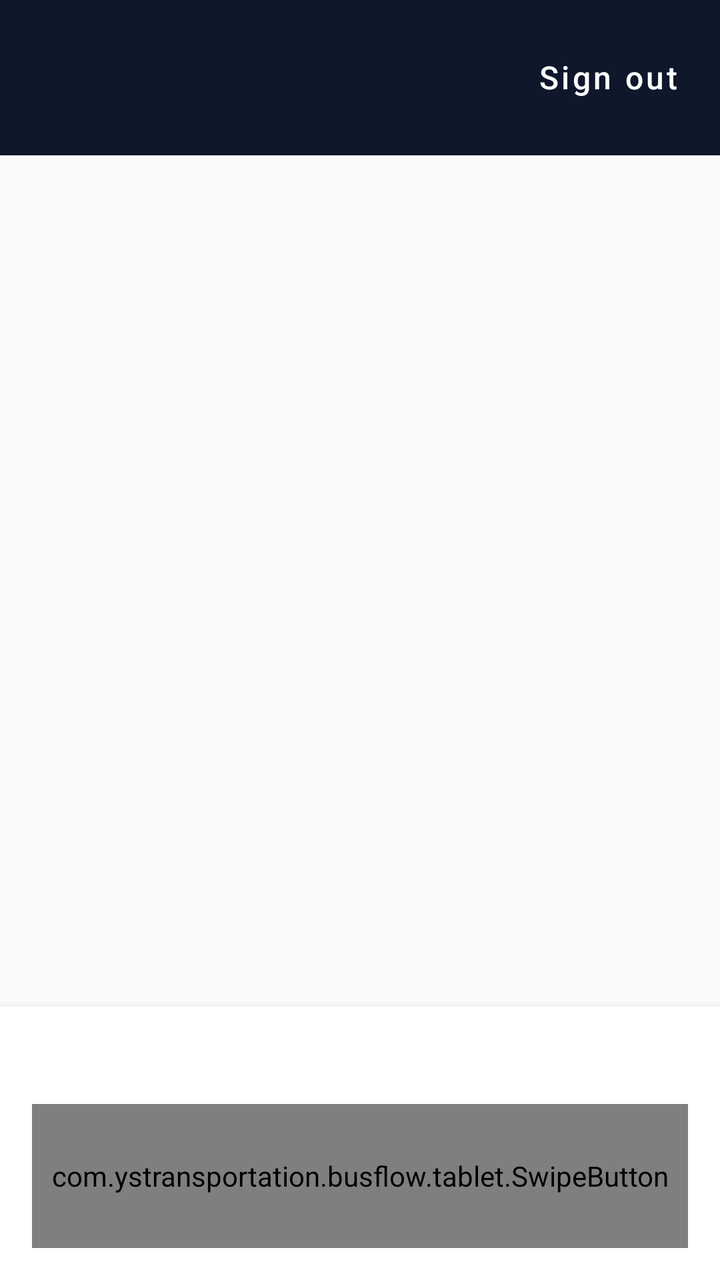
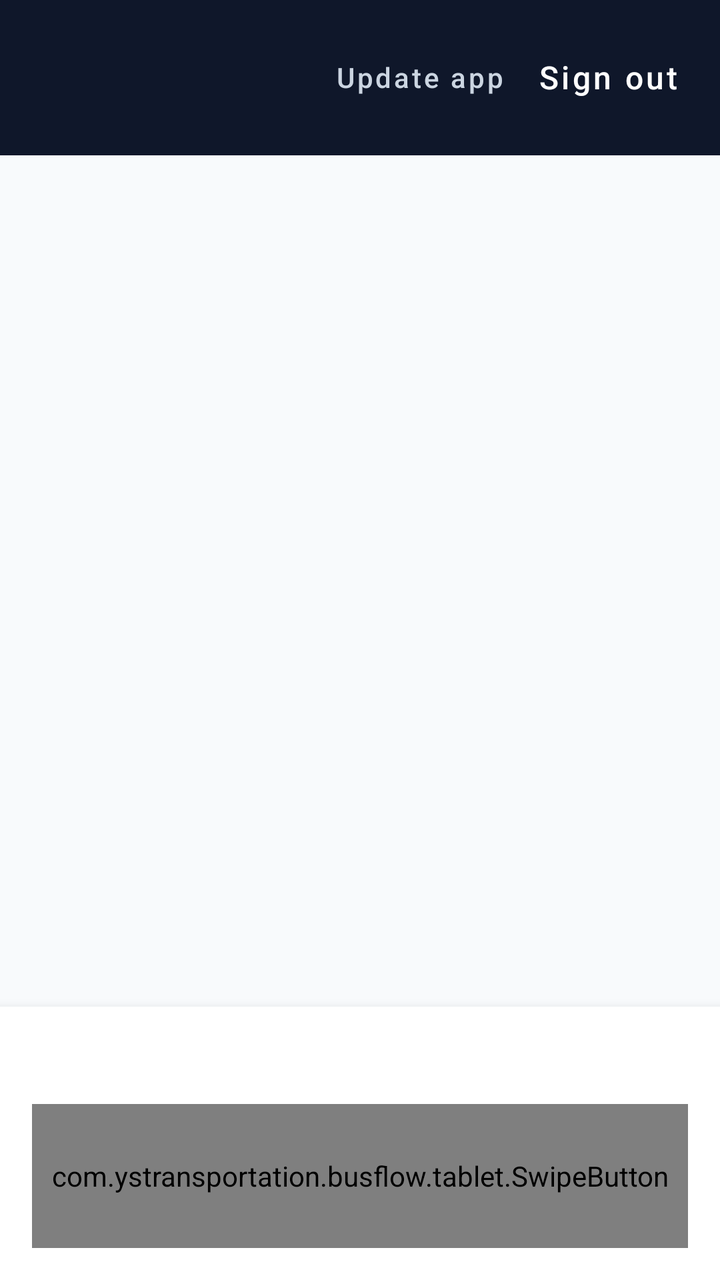

Screens rendered from an Android XML layout before and after an edit, with the pre-edit source and the edit as a unified diff.
<!-- AndroidManifest.xml: application theme AppTheme -->
<!-- res/layout/activity_myday.xml -->
<?xml version="1.0" encoding="utf-8"?>
<LinearLayout xmlns:android="http://schemas.android.com/apk/res/android"
    android:layout_width="match_parent"
    android:layout_height="match_parent"
    android:orientation="vertical">

    <LinearLayout
        android:layout_width="match_parent"
        android:layout_height="wrap_content"
        android:background="@color/ink"
        android:gravity="center_vertical"
        android:orientation="horizontal"
        android:paddingStart="20dp"
        android:paddingTop="14dp"
        android:paddingEnd="12dp"
        android:paddingBottom="14dp">

        <LinearLayout
            android:layout_width="0dp"
            android:layout_height="wrap_content"
            android:layout_weight="1"
            android:orientation="vertical">

            <TextView
                android:id="@+id/hello"
                android:layout_width="wrap_content"
                android:layout_height="wrap_content"
                android:textColor="#FFFFFF"
                android:textSize="22sp"
                android:textStyle="bold" />

            <TextView
                android:id="@+id/sub"
                android:layout_width="wrap_content"
                android:layout_height="wrap_content"
                android:textColor="#CBD5E1"
                android:textSize="15sp" />
        </LinearLayout>

        <com.google.android.material.button.MaterialButton
            android:id="@+id/signOut"
            style="@style/Widget.MaterialComponents.Button.TextButton"
            android:layout_width="wrap_content"
            android:layout_height="wrap_content"
            android:text="Sign out"
            android:textAllCaps="false"
            android:textColor="#FFFFFF"
            android:textSize="16sp" />
    </LinearLayout>

    <TextView
        android:id="@+id/warning"
        android:layout_width="match_parent"
        android:layout_height="wrap_content"
        android:background="@color/warnBg"
        android:padding="14dp"
        android:textColor="@color/warn"
        android:textSize="16sp"
        android:textStyle="bold"
        android:visibility="gone" />

    <ProgressBar
        android:id="@+id/progress"
        android:layout_width="wrap_content"
        android:layout_height="wrap_content"
        android:layout_gravity="center_horizontal"
        android:layout_marginTop="24dp" />

    <TextView
        android:id="@+id/shiftTitle"
        android:layout_width="match_parent"
        android:layout_height="wrap_content"
        android:paddingStart="20dp"
        android:paddingTop="16dp"
        android:paddingEnd="20dp"
        android:textColor="@color/muted"
        android:textSize="15sp"
        android:textStyle="bold" />

    <ListView
        android:id="@+id/runs"
        android:layout_width="match_parent"
        android:layout_height="0dp"
        android:layout_weight="1"
        android:divider="@color/line"
        android:dividerHeight="1dp" />

    <LinearLayout
        android:layout_width="match_parent"
        android:layout_height="wrap_content"
        android:background="#FFFFFF"
        android:elevation="8dp"
        android:orientation="vertical"
        android:padding="16dp">

        <TextView
            android:id="@+id/status"
            android:layout_width="match_parent"
            android:layout_height="wrap_content"
            android:layout_marginBottom="10dp"
            android:gravity="center"
            android:textColor="@color/ink"
            android:textSize="17sp" />

        <com.ystransportation.busflow.tablet.SwipeButton
            android:id="@+id/swipe"
            android:layout_width="match_parent"
            android:layout_height="72dp" />

        <com.google.android.material.button.MaterialButton
            android:id="@+id/action"
            style="@style/BigButton"
            android:layout_width="match_parent"
            android:layout_height="wrap_content"
            android:layout_marginTop="10dp"
            android:visibility="gone" />
    </LinearLayout>
</LinearLayout>
<!-- resources referenced by this layout -->
<resources>
  <color name="ink">#0F172A</color>
  <color name="line">#E2E8F0</color>
  <color name="muted">#64748B</color>
  <color name="warn">#B45309</color>
  <color name="warnBg">#FEF3C7</color>
  <style name="BigButton" parent="Widget.MaterialComponents.Button">
          <item name="android:minHeight">64dp</item>
          <item name="android:textSize">18sp</item>
          <item name="android:textAllCaps">false</item>
      </style>
  <style name="AppTheme" parent="Theme.MaterialComponents.Light.NoActionBar">
          <item name="colorPrimary">@color/brand</item>
          <item name="colorPrimaryDark">@color/brandDark</item>
          <item name="colorAccent">@color/brand</item>
          <item name="android:windowBackground">@color/bg</item>
          <item name="android:statusBarColor">@color/ink</item>
      </style>
  <color name="brand">#0D9688</color>
  <color name="brandDark">#0B7A70</color>
  <color name="bg">#F8FAFC</color>
</resources>

<!-- the commit's change to res/layout/activity_myday.xml (unified diff, before → after) -->
@@ -36,6 +36,16 @@
                 android:textColor="#CBD5E1"
                 android:textSize="15sp" />
         </LinearLayout>
+
+        <com.google.android.material.button.MaterialButton
+            android:id="@+id/updateApp"
+            style="@style/Widget.MaterialComponents.Button.TextButton"
+            android:layout_width="wrap_content"
+            android:layout_height="wrap_content"
+            android:text="Update app"
+            android:textAllCaps="false"
+            android:textColor="#CBD5E1"
+            android:textSize="14sp" />
 
         <com.google.android.material.button.MaterialButton
             android:id="@+id/signOut"
